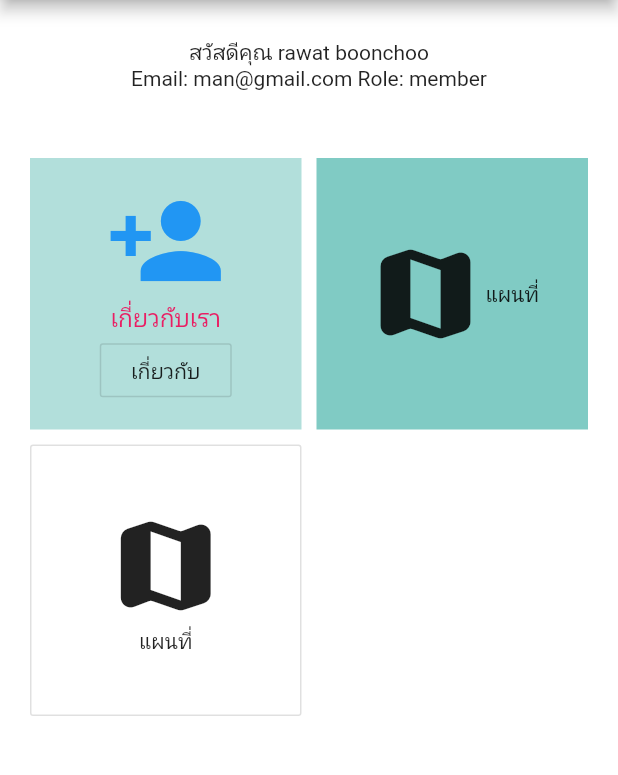
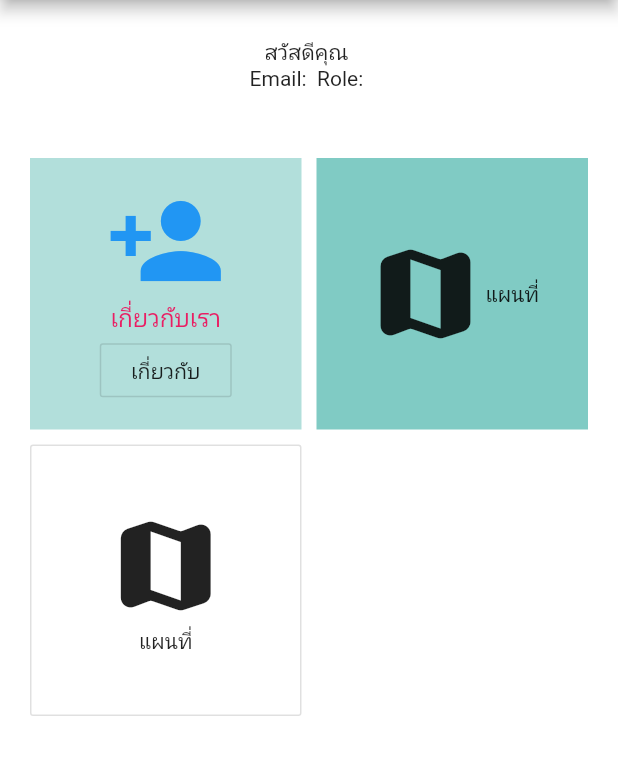
Before and after one commit to rawatboonchoo/FlutterCourses, a Flutter app: the MyHomePage screen opened directly, on a phone screen of 412 x 824 dp, the part 84-859 px from its top. Run offline on Flutter 3.47's test engine with Material 2 defaults, Android fonts, the phone set to English and light mode, and no system bars; our stand-ins replace flushbar, flutter_form_builder, flutter_redux, redux, shared_preferences; accounts and stored records are empty.

Commit message:
update profile_reducer

```diff
--- a/flutterapp/lib/redux/profile/profile_reducer.dart
+++ b/flutterapp/lib/redux/profile/profile_reducer.dart
@@ -1,3 +1,4 @@
+import 'package:flutterapp/redux/profile/profile_action.dart';
 import 'package:meta/meta.dart';
 
 //read only
@@ -5,12 +6,7 @@ import 'package:meta/meta.dart';
 class ProfileState {
   final Map<String, dynamic> profile;
 
-  ProfileState(
-      {this.profile = const {
-        'email': 'man@gmail.com',
-        'name': 'rawat boonchoo',
-        'role': "member"
-      }});
+  ProfileState({this.profile = const {'email': '', 'name': '', 'role': ''}});
 
   ProfileState copyWith({Map<String, dynamic> profile}) {
     //ถ้า profile ตัวที่ถูกส่งเข้ามาเป็น null ให้ รีเทิน this.profile | rawat boonchoo
@@ -23,5 +19,9 @@ class ProfileState {
 //reducer
 //ทำหน้าที่ return ProfileState
 ProfileState profileReducer(ProfileState state, dynamic action) {
+  if (action is ProfileAction) {
+    //check ว่ามีข้อมูลการเปลี่ยนแปลง ให้ส่งข้อมูลใหม่ไป
+    return state.copyWith(profile: action.profileState.profile);
+  }
   return state;
 }
```
Also changed, not shown: flutterapp/lib/redux/profile/profile_action.dart (+15 -0 lines).
